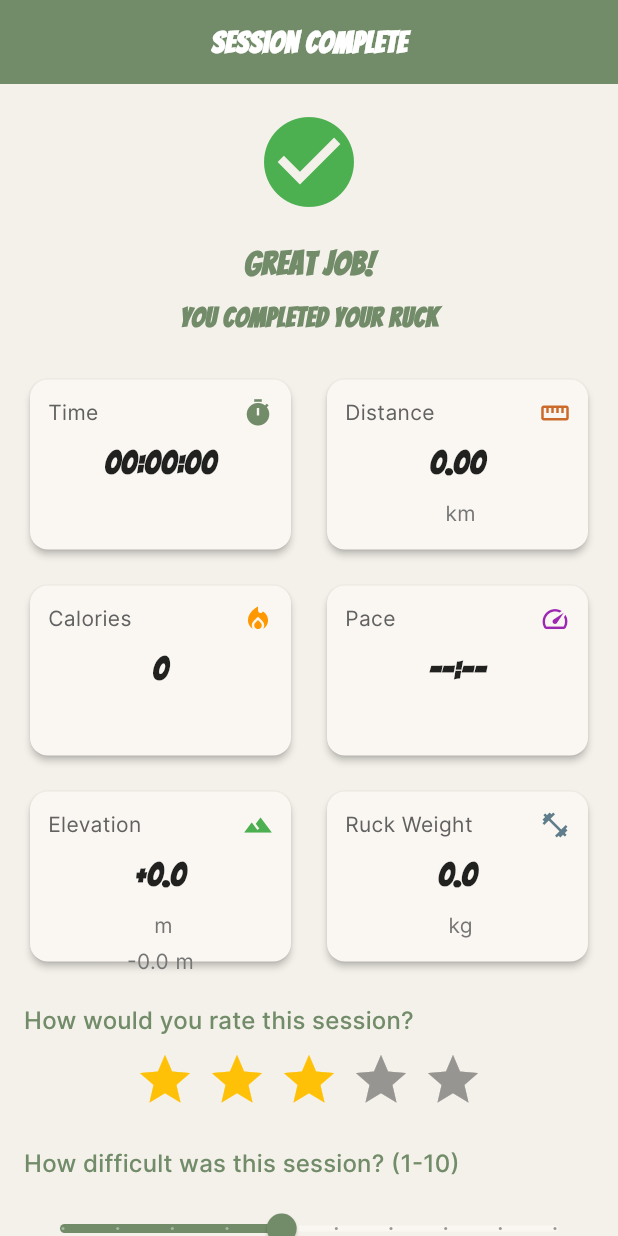
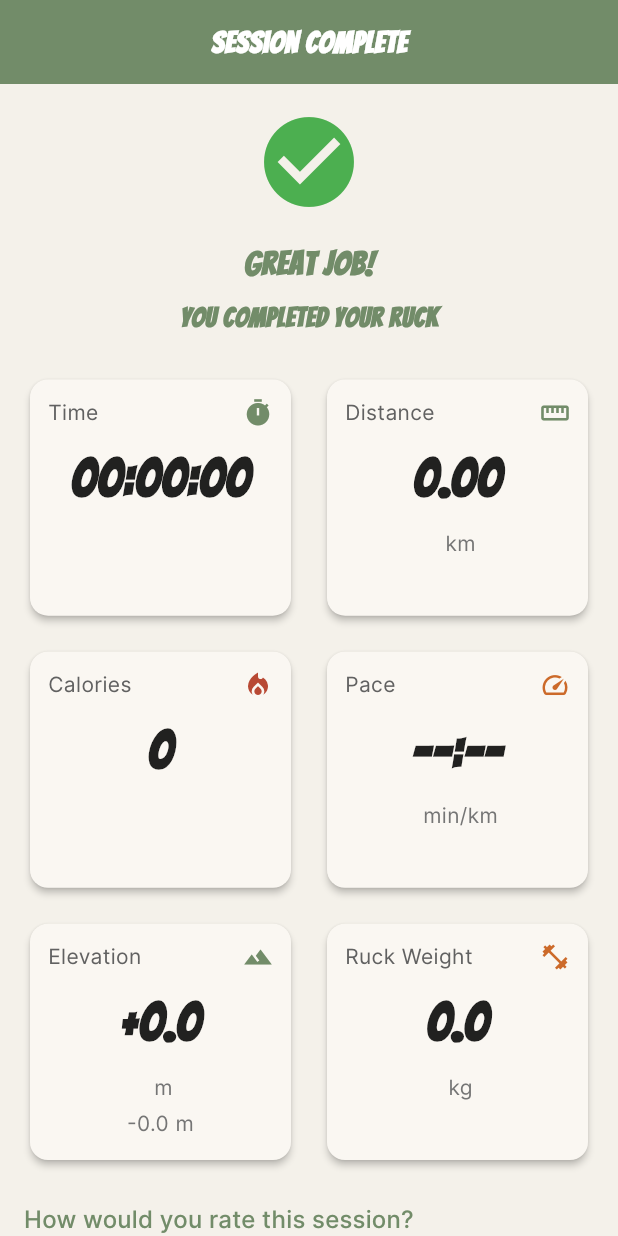
Before and after one commit to orourkera/go-ruck-yourself, a Flutter app: the SessionCompleteScreen screen opened directly with empty values, on a phone screen of 412 x 824 dp. Run offline on Flutter 3.47's test engine with Material 3 defaults, Android fonts, the phone set to English and light mode, and no system bars; drawn by our look-alikes of flutter_rating_bar; our stand-ins replace bloc, dio, equatable, firebase_analytics, firebase_core, flutter_bloc and 6 more; accounts and stored records are empty; network calls fail.

Commit message:
feat: add rating, perceived exertion, and tags to session completion; UI improvements for stat cards and timer display

```diff
--- a/rucking_app/lib/features/ruck_session/presentation/screens/session_complete_screen.dart
+++ b/rucking_app/lib/features/ruck_session/presentation/screens/session_complete_screen.dart
@@ -119,6 +119,9 @@ class _SessionCompleteScreenState extends State<SessionCompleteScreen> {
       'final_elevation_gain': widget.elevationGain,
       'final_elevation_loss': widget.elevationLoss,
       'final_average_pace': widget.distance > 0 ? (widget.duration.inSeconds / 60 / widget.distance) : null,
+      'rating': _rating,
+      'perceived_exertion': _perceivedExertion,
+      'tags': _selectedTags,
     };
 
     // Remove null values (especially if average pace is not computable)
@@ -213,33 +216,43 @@ class _SessionCompleteScreenState extends State<SessionCompleteScreen> {
                   crossAxisCount: 2,
                   crossAxisSpacing: 16,
                   mainAxisSpacing: 16,
-                  childAspectRatio: 1.5,
+                  childAspectRatio: 1.1,
                   children: [
                     StatCard(
                       title: 'Time',
                       value: _formatDuration(widget.duration),
                       icon: Icons.timer,
                       color: AppColors.primary,
+                      centerContent: true,
+                      valueFontSize: 36,
                     ),
                     StatCard(
                       title: 'Distance',
                       value: preferMetric
-                          ? '${widget.distance.toStringAsFixed(2)} km'
-                          : '${(widget.distance * 0.621371).toStringAsFixed(2)} mi',
+                          ? widget.distance.toStringAsFixed(2) + ' km'
+                          : (widget.distance * 0.621371).toStringAsFixed(2) + ' mi',
                       icon: Icons.straighten,
-                      color: AppColors.secondary,
+                      color: AppColors.primary,
+                      centerContent: true,
+                      valueFontSize: 36,
                     ),
                     StatCard(
                       title: 'Calories',
-                      value: '${widget.caloriesBurned}',
+                      value: widget.caloriesBurned.toString(),
                       icon: Icons.local_fire_department,
-                      color: Colors.orange,
+                      color: AppColors.accent,
+                      centerContent: true,
+                      valueFontSize: 36,
                     ),
                     StatCard(
                       title: 'Pace',
-                      value: _formatPace(),
+                      value: preferMetric
+                          ? _formatPace() + ' min/km'
+                          : _formatPace() + ' min/mi',
                       icon: Icons.speed,
-                      color: Colors.purple,
+                      color: AppColors.secondary,
+                      centerContent: true,
+                      valueFontSize: 36,
                     ),
                     StatCard(
                       title: 'Elevation',
@@ -250,15 +263,19 @@ class _SessionCompleteScreenState extends State<SessionCompleteScreen> {
                           ? '-${widget.elevationLoss.toStringAsFixed(1)} m'
                           : '-${(widget.elevationLoss * 3.28084).toStringAsFixed(1)} ft',
                       icon: Icons.terrain,
-                      color: Colors.green,
+                      color: AppColors.success,
+                      centerContent: true,
+                      valueFontSize: 36,
                     ),
                     StatCard(
                       title: 'Ruck Weight',
                       value: preferMetric
-                          ? '${widget.ruckWeight.toStringAsFixed(1)} kg'
-                          : '${(widget.ruckWeight * 2.20462).toStringAsFixed(1)} lbs',
+                          ? widget.ruckWeight.toStringAsFixed(1) + ' kg'
+                          : (widget.ruckWeight).toStringAsFixed(1) + ' lbs',
                       icon: Icons.fitness_center,
-                      color: Colors.blueGrey,
+                      color: AppColors.secondary,
+                      centerContent: true,
+                      valueFontSize: 36,
                     ),
                   ],
                 ),
--- a/rucking_app/lib/shared/widgets/stat_card.dart
+++ b/rucking_app/lib/shared/widgets/stat_card.dart
@@ -8,6 +8,8 @@ class StatCard extends StatelessWidget {
   final String? secondaryValue;
   final IconData icon;
   final Color color;
+  final bool centerContent;
+  final double valueFontSize;
 
   const StatCard({
     Key? key,
@@ -16,6 +18,8 @@ class StatCard extends StatelessWidget {
     this.secondaryValue,
     required this.icon,
     required this.color,
+    this.centerContent = false,
+    this.valueFontSize = 28,
   }) : super(key: key);
 
   @override
@@ -39,7 +43,7 @@ class StatCard extends StatelessWidget {
       child: Padding(
         padding: const EdgeInsets.all(12.0),
         child: Column(
-          crossAxisAlignment: CrossAxisAlignment.start,
+          crossAxisAlignment: centerContent ? CrossAxisAlignment.center : CrossAxisAlignment.start,
           children: [
             // Title and icon
             Row(
@@ -68,6 +72,7 @@ class StatCard extends StatelessWidget {
                   style: AppTextStyles.headline4.copyWith(
                     fontWeight: FontWeight.bold,
                     color: Colors.black87,
+                    fontSize: valueFontSize,
                   ),
                   textAlign: TextAlign.center,
                 ),
--- a/rucking_app/pubspec.yaml
+++ b/rucking_app/pubspec.yaml
@@ -16,7 +16,7 @@ publish_to: 'none'
 # https://developer.apple.com/library/archive/documentation/General/Reference/InfoPlistKeyReference/Articles/CoreFoundationKeys.html
 # In Windows, build-name is used as the major, minor, and patch parts
 # of the product and file versions while build-number is used as the build suffix.
-version: 1.0.0+1
+version: 1.0.0+2
 
 environment:
   sdk: '>=3.0.0 <4.0.0'
@@ -62,6 +62,7 @@ dependencies:
   json_serializable: ^6.9.4
   firebase_core: ^2.27.0
   firebase_analytics: ^10.8.0
+  keyboard_actions: ^4.2.0
 
 dev_dependencies:
   flutter_test:
```
Also changed, not shown: rucking_app/lib/features/auth/presentation/screens/register_screen.dart (+37 -1 lines), rucking_app/lib/features/profile/presentation/screens/profile_screen.dart (+0 -12 lines), rucking_app/lib/features/ruck_session/presentation/screens/active_session_screen.dart (+46 -5 lines), rucking_app/lib/features/ruck_session/presentation/screens/home_screen.dart (+4 -3 lines), rucking_app/lib/features/splash/presentation/screens/splash_screen.dart (+18 -8 lines), rucking_app/pubspec.lock.
